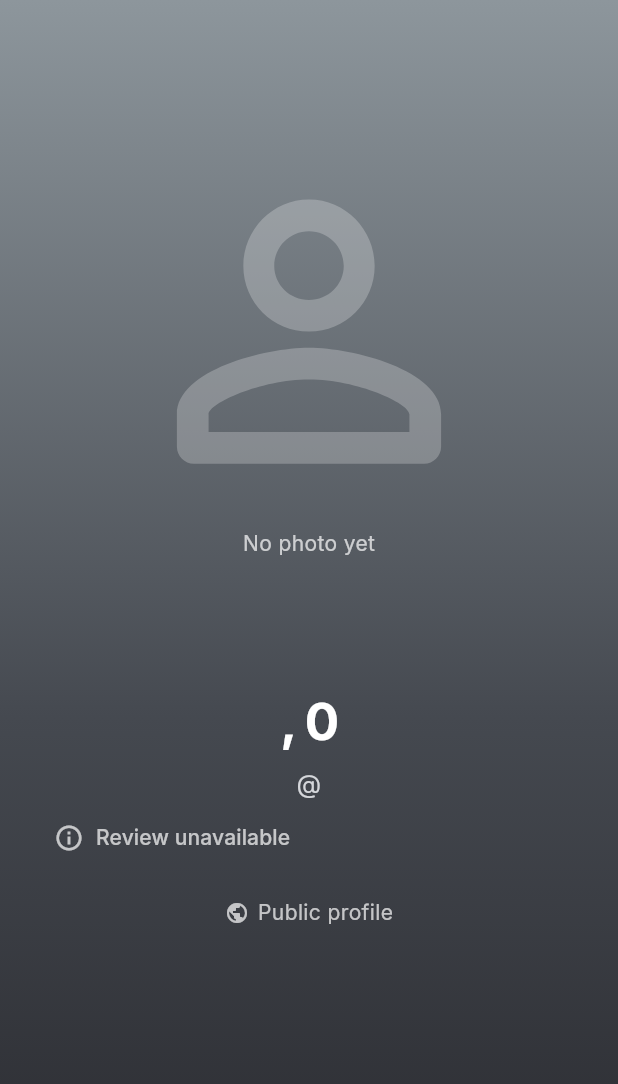
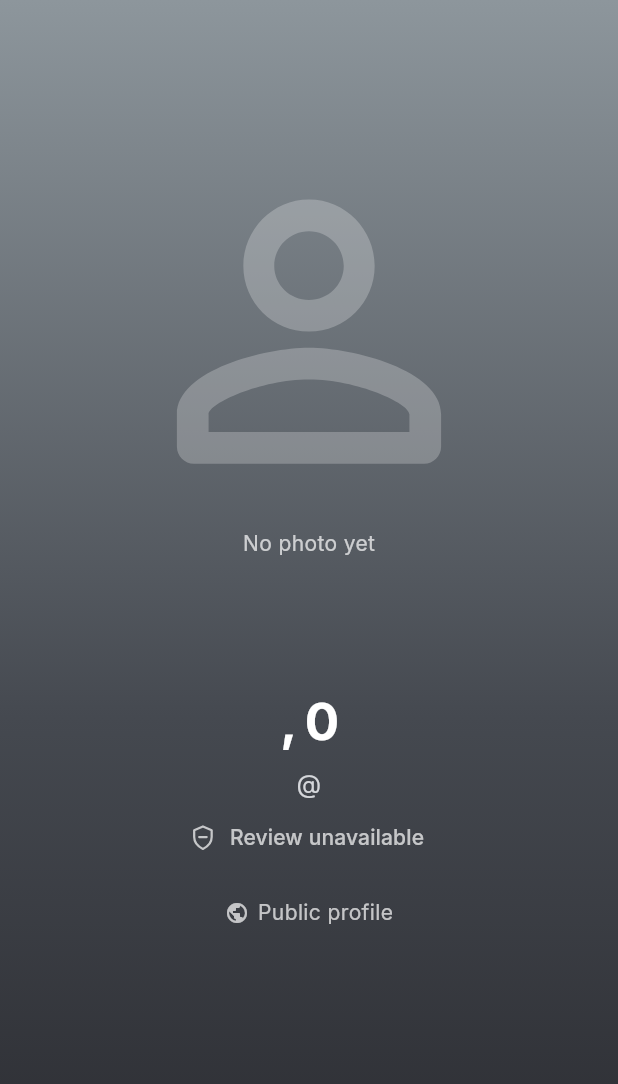
Before and after one commit to awais-ur-rehman/paths-mobile, a Flutter app: the ProfileSurface widget shown alone on an empty page, opened directly with empty values, on a phone screen of 412 x 824 dp. Shown: the top 1084 px of the screen. Run offline on Flutter 3.47's test engine with Material 3 defaults, Android fonts, the phone set to English and light mode, and no system bars; our stand-ins replace dio, flutter_bloc, flutter_secure_storage, go_router, image_picker, shared_preferences and 2 more; missing offline and left inert: google_sign_in_platform_interface, maplibre_gl; accounts and stored records are empty.

Commit message:
Add profile verification badges and gray navigation surface

```diff
--- a/lib/features/profile/presentation/profile_surface.dart
+++ b/lib/features/profile/presentation/profile_surface.dart
@@ -126,7 +126,6 @@ class ProfileSurface extends StatelessWidget {
                                 fontSize: 17,
                               ),
                             ),
-                            if (profile.verificationStatus != 'none')
                             Center(
                               child: Theme(
                                 data: Theme.of(context).copyWith(
--- a/lib/features/verification/presentation/verification_screen.dart
+++ b/lib/features/verification/presentation/verification_screen.dart
@@ -101,8 +101,9 @@ class _VerificationOwnerState extends State<_VerificationOwner> {
           children: [
             BlocSelector<VerificationCubit, VerificationState, String?>(
               selector: (s) => s.info?.status,
-              builder: (_, status) =>
-                  VerificationBadge(status: status ?? 'none'),
+              builder: (_, status) => status == null || status == 'none'
+                  ? const SizedBox.shrink()
+                  : VerificationBadge(status: status),
             ),
             BlocBuilder<VerificationCubit, VerificationState>(
               buildWhen: (a, b) =>
--- a/lib/shared/widgets/paths_bottom_navigation.dart
+++ b/lib/shared/widgets/paths_bottom_navigation.dart
@@ -97,7 +97,7 @@ class PathsBottomNavigationBar extends StatelessWidget {
                   Positioned.fill(
                     top: camera ? 28 : 0,
                     child: Material(
-                      color: Colors.white,
+                      color: const Color(0xFFF5F5F5),
                       elevation: 8,
                       shadowColor: const Color(0x24101418),
                       shape: _NavigationShape(notched: camera),
--- a/lib/shared/widgets/verification_badge.dart
+++ b/lib/shared/widgets/verification_badge.dart
@@ -1,21 +1,26 @@
 import 'package:flutter/material.dart';
+
+import 'paths_icon.dart';
 
 class VerificationBadge extends StatelessWidget {
   const VerificationBadge({required this.status, super.key});
   final String status;
   @override
   Widget build(BuildContext context) {
-    if (status == 'none') return const SizedBox.shrink();
     final approved = status == 'approved';
     final label = switch (status) {
-      'approved' => 'Document reviewed',
+      'approved' => 'Verified',
+      'none' => 'Unverified',
       'pending' => 'Review pending',
       'declined' => 'Review declined',
       _ => 'Review unavailable',
     };
-    return Align(
-      alignment: Alignment.centerLeft,
-      child: TextButton.icon(
+    final disabledColor =
+        Theme.of(context).textButtonTheme.style?.foregroundColor
+            ?.resolve({WidgetState.disabled}) ??
+        const Color(0xFF52616D);
+    return TextButton.icon(
+      style: TextButton.styleFrom(disabledForegroundColor: disabledColor),
       onPressed: approved
           ? () => showDialog<void>(
               context: context,
@@ -33,12 +38,11 @@ class VerificationBadge extends StatelessWidget {
               ),
             )
           : null,
-        icon: Icon(
-          approved ? Icons.verified_outlined : Icons.info_outline,
+      icon: PathsIcon(
+        approved ? PathsIconName.verified : PathsIconName.unverified,
         size: 20,
       ),
       label: Text(label),
-      ),
     );
   }
 }
```
Also changed, not shown: assets/icons/unverified.svg (added), assets/icons/verified.svg (added), lib/shared/widgets/generated/paths_icon_geometry.dart, 11 other files. Lines whose indentation alone changed are shown as unchanged.
